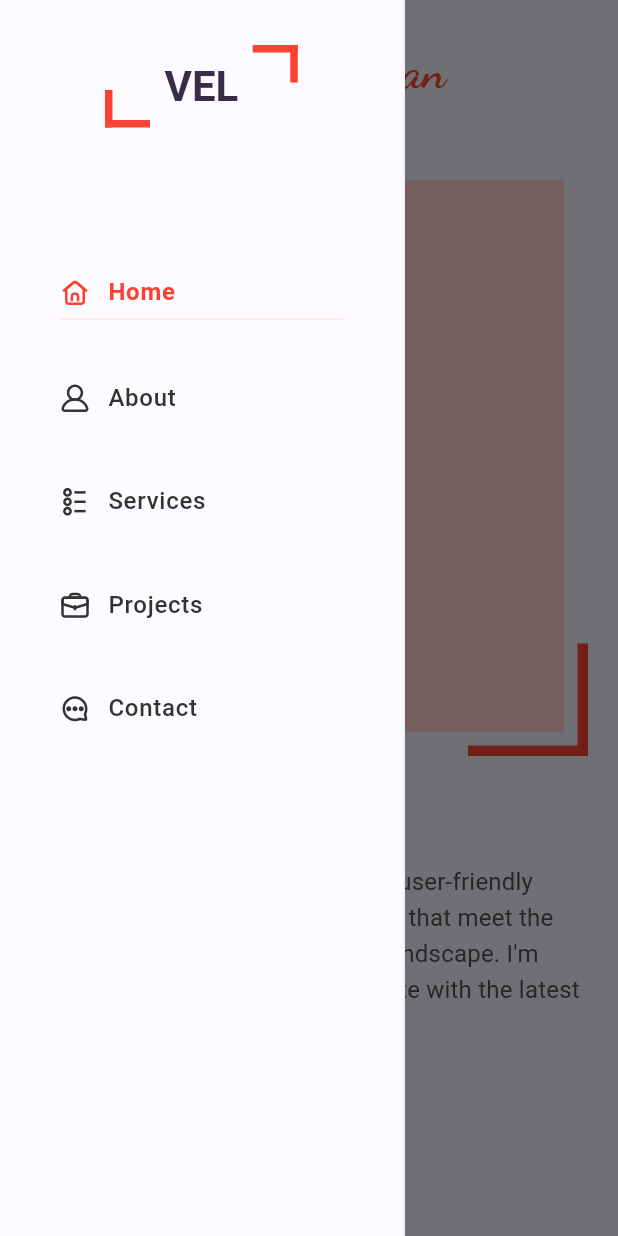
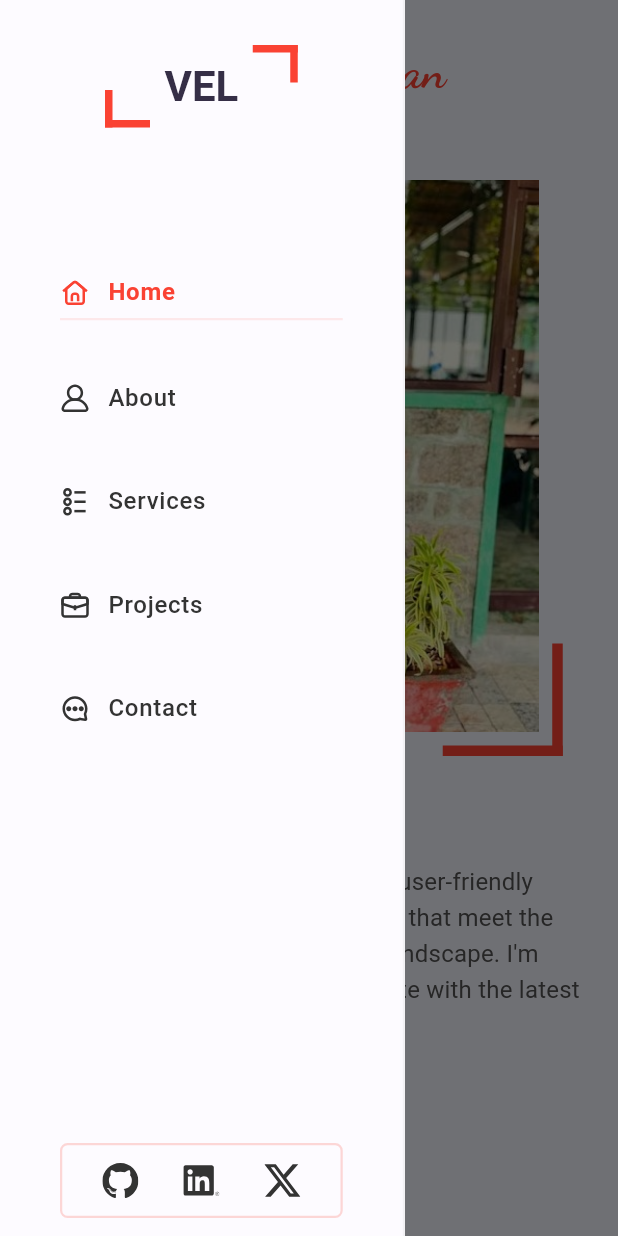
Before and after one commit to dev-ravan/my-folio, a Flutter app: the screen it shows after launch, scrolled down 49 dp, after a tap on the "menu" icon, on a phone screen of 412 x 824 dp. Run offline on Flutter 3.47's test engine with Material 3 defaults, Android fonts, the phone set to English and light mode, and no system bars; drawn by our look-alikes of toastification; our stand-ins replace equatable, flutter_bloc, flutter_svg, go_router, google_fonts, percent_indicator; missing offline and left inert: emailjs.

Commit message:
Footer ui developed

```diff
--- a/lib/App/app.dart
+++ b/lib/App/app.dart
@@ -20,7 +20,7 @@ class MainApp extends StatelessWidget {
         child: MaterialApp.router(
           debugShowCheckedModeBanner: false,
           theme: lightMode,
-          // darkTheme: darkMode,
+          darkTheme: darkMode,
           routerConfig: goRouter,
         ),
       ),
--- a/lib/Constants/icons.dart
+++ b/lib/Constants/icons.dart
@@ -5,6 +5,11 @@ class MyIcons {
   static String projects = "assets/icons/projects.svg";
   static String contact = "assets/icons/contact.svg";
   static String calendar = "assets/icons/calendar.svg";
+
+  // Footer
+  static String linkedIn = "assets/icons/linkedin.svg";
+  static String github = "assets/icons/github.svg";
+  static String twitter = "assets/icons/twitter.svg";
 
   // Services Icons
   static String mobileApp = "assets/icons/mobile-app.svg";
--- a/lib/Constants/images.dart
+++ b/lib/Constants/images.dart
@@ -1,4 +1,6 @@
 class MyImages {
+  // My Profile Image
+  static String profile = "assets/images/my_profile.jpg";
   // Project Images
   static String taskify = "assets/images/taskify.png";
   static String myFolio = "assets/images/my_folio.png";
--- a/lib/Features/About/Presentation/pages/about.dart
+++ b/lib/Features/About/Presentation/pages/about.dart
@@ -4,14 +4,30 @@ import 'package:my_folio/Features/About/Presentation/components/title_widget.dar
 import 'package:my_folio/Features/About/data/about_details.dart';
 import 'package:my_folio/Features/Home/Presentation/components/common_button.dart';
 import 'package:my_folio/Utils/exports.dart';
+import 'package:url_launcher/url_launcher.dart';
 
 class AboutPage extends StatelessWidget {
   const AboutPage({super.key});
 
   @override
   Widget build(BuildContext context) {
+    // Theme
     final textTheme = Theme.of(context).textTheme;
     final theme = Theme.of(context).colorScheme;
+
+    // Launch mail for clicking hire me
+    void launchHireMeEmail() async {
+      final Uri url = Uri(
+        scheme: 'mailto',
+        path: AboutDetails.myMailId,
+      );
+      try {
+        await launchUrl(url);
+      } catch (e) {
+        throw Exception('Could not launch $url');
+      }
+    }
+
     return Scaffold(
         body: SingleChildScrollView(
       child: Column(
@@ -52,7 +68,7 @@ class AboutPage extends StatelessWidget {
               gap12,
               CommonButton(
                 title: "Hire Me",
-                onTap: () {},
+                onTap: () => launchHireMeEmail(),
               )
             ],
           ),
--- a/lib/Features/About/data/about_details.dart
+++ b/lib/Features/About/data/about_details.dart
@@ -1,6 +1,7 @@
 import 'package:my_folio/Features/About/data/Model/skill_mod.dart';
 
 class AboutDetails {
+  static String myMailId = "velmurugan1211r@gmail.com";
   static String title = "About Me";
   static String myName = "I'm Velmurugan and ";
   static String myRole = "Flutter Developer";
--- a/lib/Features/Home/Presentation/components/basic_intro.dart
+++ b/lib/Features/Home/Presentation/components/basic_intro.dart
@@ -34,7 +34,7 @@ class BasicIntroSection extends StatelessWidget {
           ),
           gap24,
           if (isMobile) gap12,
-          if (isMobile) const ImgIntroSection(),
+          if (isMobile) const Center(child: ImgIntroSection()),
           if (isMobile) gap12,
           const RoleWidget(),
           gap24,
--- a/lib/Features/Home/Presentation/components/img_intro_section.dart
+++ b/lib/Features/Home/Presentation/components/img_intro_section.dart
@@ -1,3 +1,4 @@
+import 'package:my_folio/Constants/images.dart';
 import 'package:my_folio/Utils/exports.dart';
 
 class ImgIntroSection extends StatelessWidget {
@@ -50,6 +51,10 @@ class ImgIntroSection extends StatelessWidget {
           Container(
             margin: isMobile ? p16 : p32,
             color: Colors.red[100],
+            child: Image.asset(
+              MyImages.profile,
+              fit: BoxFit.cover,
+            ),
           )
         ],
       ),
--- a/lib/Features/Home/Presentation/pages/home.dart
+++ b/lib/Features/Home/Presentation/pages/home.dart
@@ -15,10 +15,7 @@ class HomePage extends StatelessWidget {
           crossAxisAlignment: CrossAxisAlignment.center,
           children: [
             const Expanded(child: BasicIntroSection()),
-            if (!isMobile)
-              SizedBox(
-                  width: MediaQuery.of(context).size.width / 3,
-                  child: const ImgIntroSection())
+            if (!isMobile) const ImgIntroSection()
           ],
         ),
       ),
--- /dev/null
+++ b/lib/Features/Nav Bar/Data/Models/community.dart
@@ -0,0 +1,6 @@
+class Community {
+  final String icon;
+  final String link;
+
+  Community({required this.icon, required this.link});
+}
--- a/lib/Features/Nav Bar/Data/menu_details.dart
+++ b/lib/Features/Nav Bar/Data/menu_details.dart
@@ -1,5 +1,6 @@
 import 'package:my_folio/Constants/icons.dart';
 import 'package:my_folio/Core/Routers/route_names.dart';
+import 'package:my_folio/Features/Nav%20Bar/Data/Models/community.dart';
 import 'package:my_folio/Features/Nav%20Bar/Data/Models/menu_model.dart';
 
 class MenuDetails {
@@ -31,4 +32,11 @@ class MenuDetails {
       route: MyRouteNames.contact,
     ),
   ];
+  static List<Community> communityPlatforms = [
+    Community(icon: MyIcons.github, link: "https://github.com/dev-ravan"),
+    Community(
+        icon: MyIcons.linkedIn,
+        link: "https://www.linkedin.com/in/velmurugan-ravindran"),
+    Community(icon: MyIcons.twitter, link: "https://x.com/Velmurugan14980"),
+  ];
 }
--- /dev/null
+++ b/lib/Features/Nav Bar/Presentation/Components/footer.dart
@@ -0,0 +1,91 @@
+// ignore_for_file: deprecated_member_use
+
+import 'package:my_folio/Features/Nav%20Bar/Data/Models/community.dart';
+import 'package:my_folio/Features/Nav%20Bar/Data/menu_details.dart';
+import 'package:my_folio/Utils/exports.dart';
+import 'package:url_launcher/url_launcher.dart';
+
+class Footer extends StatelessWidget {
+  const Footer({super.key});
+
+  @override
+  Widget build(BuildContext context) {
+    final theme = Theme.of(context).colorScheme;
+    // Responsive
+    final bool isTablet = Responsive.isTablet(context);
+
+// Launch in browser
+    Future<void> launchInBrowser(String url) async {
+      try {
+        await launchUrl(
+          Uri.parse(url),
+          mode: LaunchMode.externalApplication,
+        );
+      } catch (e) {
+        throw Exception('Could not launch $url');
+      }
+    }
+
+    return !isTablet
+        ? Container(
+            height: 50,
+            width: double.maxFinite,
+            decoration: BoxDecoration(
+              border:
+                  Border.all(color: theme.primary.withOpacity(0.2), width: 1.5),
+              borderRadius: BorderRadius.circular(5),
+              color: theme.secondary,
+            ),
+            child: Center(
+              child: ListView.separated(
+                separatorBuilder: (context, index) => const SizedBox(
+                  width: 30,
+                ),
+                itemCount: MenuDetails.communityPlatforms.length,
+                shrinkWrap: true,
+                scrollDirection: Axis.horizontal,
+                itemBuilder: (context, index) {
+                  final data = MenuDetails.communityPlatforms[index];
+                  return platformWidget(launchInBrowser, data, theme);
+                },
+              ),
+            ),
+          )
+        : Container(
+            padding: const EdgeInsets.symmetric(vertical: 10),
+            width: 50,
+            decoration: BoxDecoration(
+              border:
+                  Border.all(color: theme.primary.withOpacity(0.2), width: 1.5),
+              borderRadius: BorderRadius.circular(5),
+              color: theme.secondary,
+            ),
+            child: Center(
+              child: ListView.separated(
+                separatorBuilder: (context, index) => const SizedBox(
+                  height: 20,
+                ),
+                itemCount: MenuDetails.communityPlatforms.length,
+                shrinkWrap: true,
+                itemBuilder: (context, index) {
+                  final data = MenuDetails.communityPlatforms[index];
+                  return platformWidget(launchInBrowser, data, theme);
+                },
+              ),
+            ),
+          );
+  }
+
+  InkWell platformWidget(Future<void> Function(String url) launchInBrowser,
+      Community data, ColorScheme theme) {
+    return InkWell(
+      onTap: () => launchInBrowser(data.link),
+      child: SvgPicture.asset(
+        data.icon,
+        height: 24,
+        width: 24,
+        color: theme.tertiary,
+      ),
+    );
+  }
+}
--- a/lib/Features/Nav Bar/Presentation/Components/side_menu_widget.dart
+++ b/lib/Features/Nav Bar/Presentation/Components/side_menu_widget.dart
@@ -1,3 +1,4 @@
+import 'package:my_folio/Features/Nav%20Bar/Presentation/Components/footer.dart';
 import 'package:my_folio/Utils/exports.dart';
 
 class SideMenuWidget extends StatelessWidget {
@@ -16,10 +17,9 @@ class SideMenuWidget extends StatelessWidget {
                   width: 1.5))),
       padding: !isTablet ? const EdgeInsets.symmetric(horizontal: 40) : null,
       width: menuWidth,
-      child: Column(
-        crossAxisAlignment:
-            isTablet ? CrossAxisAlignment.center : CrossAxisAlignment.start,
-        children: const [Header(), gap48, SideMenuItems()],
+      child: const Column(
+        crossAxisAlignment: CrossAxisAlignment.center,
+        children: [Header(), gap48, SideMenuItems(), Footer(), gap12],
       ),
     );
   }
```
Also changed, not shown: pubspec.yaml (+20 -0 lines), assets/icons/github.svg (added), assets/icons/linkedin.svg (added), assets/icons/twitter.svg (added), assets/images/folio-img.jpg (added), assets/images/logo.png (added), assets/images/my_profile.jpg (added), assets/images/profile.jpg (added), pubspec.lock, 42 other files.
